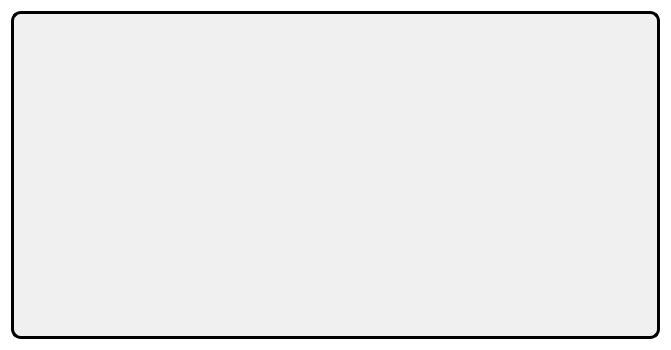
Before: the Qt Designer form workwnd.ui in natalyatesluk/courseWork, drawn with Qt 5.
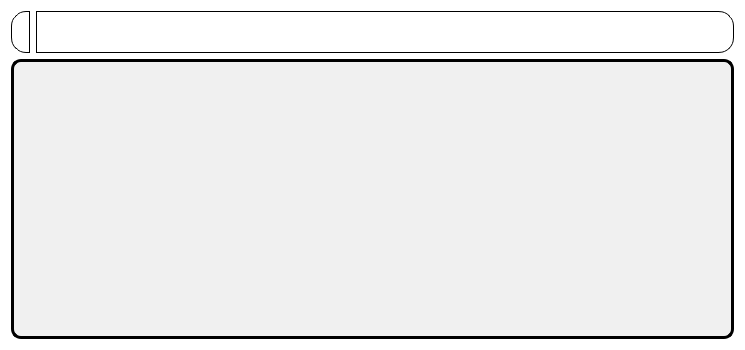
After: the same form once the commit is applied. Icons and pictures are not drawn.

Commit message: search made, icons added, delete dbmanager::updateList

```diff
--- a/workwnd.ui
+++ b/workwnd.ui
@@ -6,7 +6,7 @@
    <rect>
     <x>0</x>
     <y>0</y>
-    <width>671</width>
+    <width>745</width>
     <height>350</height>
    </rect>
   </property>
@@ -82,6 +82,51 @@
   </property>
   <layout class="QGridLayout" name="gridLayout">
    <item row="0" column="0">
+    <layout class="QHBoxLayout" name="horizontalLayout">
+     <item>
+      <widget class="QLabel" name="searchLbl">
+       <property name="styleSheet">
+        <string notr="true">QLabel {
+    border: 1px solid #000000; /* Задайте границю */
+    border-top-left-radius: 15px; /* Заокруглення тільки з одного боку */
+    border-bottom-left-radius: 15px;
+    border-top-right-radius: 0; /* Встановіть інші кути без заокруглення */
+    border-bottom-right-radius: 0;
+    background-color: rgb(255, 255, 255); /* Колір фону */
+    color: #000000; /* Колір тексту */
+    padding: 5px; /* Відступи */
+    width: 35px;
+    height: 30px;
+}
+</string>
+       </property>
+       <property name="text">
+        <string/>
+       </property>
+       <property name="pixmap">
+        <pixmap resource="picture.qrc">:/photo/search.png</pixmap>
+       </property>
+      </widget>
+     </item>
+     <item>
+      <widget class="QLineEdit" name="searchLE">
+       <property name="styleSheet">
+        <string notr="true"> border: 1px solid #000000; /* Задайте границю */
+    border-top-left-radius: 0px; /* Заокруглення тільки з одного боку */
+    border-bottom-left-radius: 0;
+    border-top-right-radius: 15px; /* Встановіть інші кути без заокруглення */
+    border-bottom-right-radius:15px;
+    background-color: rgb(255, 255, 255); /* Колір фону */
+    color: #000000; /* Колір тексту */
+    padding: 5px; /* Відступи */
+    width: 665px;
+    height: 30px;</string>
+       </property>
+      </widget>
+     </item>
+    </layout>
+   </item>
+   <item row="1" column="0">
     <widget class="QTableView" name="workTv"/>
    </item>
   </layout>
```
Left out of the diff: 10 changed lines with no effect on the pictures. The commit also changes 657 other files.
